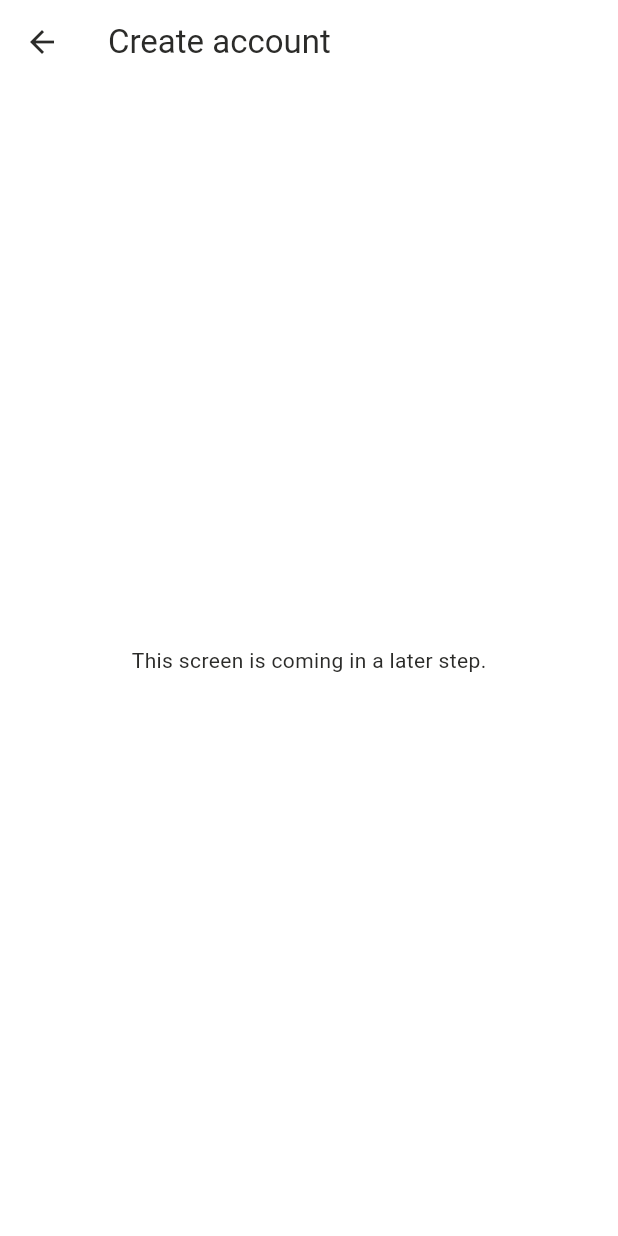
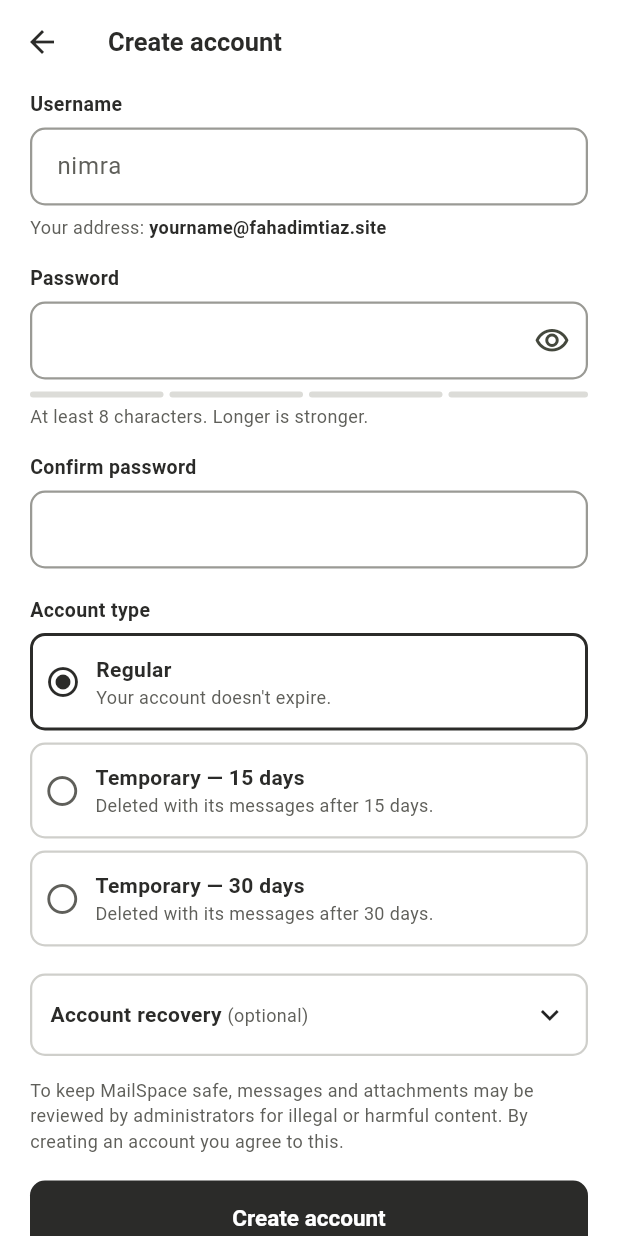
Before and after one commit to fahadimtiaz09/MailSpace, a Flutter app: the screen it shows after launch, after a tap on "Create account", on a phone screen of 412 x 824 dp. Run offline on Flutter 3.47's test engine with Material 3 defaults, Android fonts, the phone set to English and light mode, and no system bars; our stand-ins replace cookie_jar, dio, dio_cookie_manager; network calls fail.

Commit message:
Add Sign up screen

```diff
--- a/mobile/lib/main.dart
+++ b/mobile/lib/main.dart
@@ -7,7 +7,7 @@
 // Routes:
 //   '/'        → A1 Welcome          ✓
 //   '/login'   → A3 Log in           ✓
-//   '/signup'  → A2 Sign up          (next step)
+//   '/signup'  → A2 Sign up          ✓
 //   '/forgot'  → A4 Forgot password  (later)
 //   '/home'    → A5 Inbox            (later — temporary page for now)
 
@@ -16,6 +16,7 @@ import 'package:flutter/material.dart';
 import 'api/api_client.dart';
 import 'models/user.dart';
 import 'screens/login_screen.dart';
+import 'screens/signup_screen.dart';
 import 'screens/welcome_screen.dart';
 import 'theme.dart';
 
@@ -38,7 +39,7 @@ class MailSpaceApp extends StatelessWidget {
       routes: {
         '/welcome': (context) => const WelcomeScreen(),
         '/login': (context) => const LoginScreen(),
-        '/signup': (context) => const _ComingSoon(title: 'Create account'),
+        '/signup': (context) => const SignupScreen(),
         '/forgot': (context) => const _ComingSoon(title: 'Reset password'),
         '/home': (context) => const _LoggedInPage(),
       },
--- /dev/null
+++ b/mobile/lib/screens/signup_screen.dart
@@ -0,0 +1,398 @@
+// signup_screen.dart — wireframe A2 · Sign up
+// Uses the REAL server: ApiClient.instance.signup(...)  →  POST /api/auth/signup
+//
+//   ① Username  → becomes the email address (live preview)
+//   ② Password  → 4-bar strength meter
+//   ③ Account type: Regular / Temporary 15 days / Temporary 30 days
+//   ④ Account recovery (optional, tap to open)
+//   ⑤ Create account → Inbox ('/home')   ·   "Log in" → A3 ('/login')
+
+import 'package:flutter/material.dart';
+
+import '../api/api_client.dart';
+import '../theme.dart';
+
+class SignupScreen extends StatefulWidget {
+  const SignupScreen({super.key});
+
+  @override
+  State<SignupScreen> createState() => _SignupScreenState();
+}
+
+class _SignupScreenState extends State<SignupScreen> {
+  static const mailDomain = 'fahadimtiaz.site';
+
+  final _usernameCtrl = TextEditingController();
+  final _passwordCtrl = TextEditingController();
+  final _confirmCtrl = TextEditingController();
+  final _recoveryEmailCtrl = TextEditingController();
+  final _questionCtrl = TextEditingController();
+  final _answerCtrl = TextEditingController();
+
+  String _accountType = 'regular'; // 'regular' | 'temp15' | 'temp30'
+  bool _hidePassword = true;
+  bool _showRecovery = false;
+  bool _loading = false;
+  String? _error;
+
+  @override
+  void initState() {
+    super.initState();
+    // Redraw while typing: live address preview + strength meter.
+    _usernameCtrl.addListener(() => setState(() {}));
+    _passwordCtrl.addListener(() => setState(() {}));
+  }
+
+  @override
+  void dispose() {
+    for (final c in [_usernameCtrl, _passwordCtrl, _confirmCtrl, _recoveryEmailCtrl, _questionCtrl, _answerCtrl]) {
+      c.dispose();
+    }
+    super.dispose();
+  }
+
+  /// Same rule as the backend: 3–20 chars, a-z 0-9 . _ , no ".." and no dot at the ends.
+  String? _checkUsername(String u) {
+    if (!RegExp(r'^[a-z0-9._]{3,20}$').hasMatch(u) || u.contains('..') || u.startsWith('.') || u.endsWith('.')) {
+      return 'Username must be 3–20 characters: lowercase letters, numbers, dot or underscore.';
+    }
+    return null;
+  }
+
+  /// 0–4 bars.
+  int _strength(String p) {
+    if (p.isEmpty) return 0;
+    var score = 0;
+    if (p.length >= 8) score++;
+    if (p.length >= 12) score++;
+    if (RegExp(r'[a-zA-Z]').hasMatch(p) && RegExp(r'\d').hasMatch(p)) score++;
+    if (RegExp(r'[A-Z]').hasMatch(p) || RegExp(r'[^a-zA-Z0-9]').hasMatch(p)) score++;
+    return score.clamp(1, 4);
+  }
+
+  Future<void> _submit() async {
+    FocusScope.of(context).unfocus();
+
+    final username = _usernameCtrl.text.trim().toLowerCase();
+    final password = _passwordCtrl.text;
+
+    // Check on the phone first, so the user gets a quick answer.
+    final usernameProblem = _checkUsername(username);
+    String? problem;
+    if (usernameProblem != null) {
+      problem = usernameProblem;
+    } else if (password.length < 8 || password.length > 128) {
+      problem = 'Password must be between 8 and 128 characters.';
+    } else if (password != _confirmCtrl.text) {
+      problem = 'The two passwords don\'t match.';
+    } else if ((_questionCtrl.text.trim().isEmpty) != (_answerCtrl.text.trim().isEmpty)) {
+      problem = 'For the security question, fill in both the question and an answer.';
+    }
+    if (problem != null) {
+      setState(() => _error = problem);
+      return;
+    }
+
+    setState(() {
+      _loading = true;
+      _error = null;
+    });
+
+    try {
+      await ApiClient.instance.signup(
+        username: username,
+        password: password,
+        accountType: _accountType,
+        recoveryEmail: _recoveryEmailCtrl.text.trim(),
+        securityQuestion: _questionCtrl.text.trim(),
+        securityAnswer: _answerCtrl.text.trim(),
+      );
+      if (!mounted) return;
+      Navigator.pushNamedAndRemoveUntil(context, '/home', (route) => false);
+    } on ApiException catch (e) {
+      setState(() => _error = e.message); // e.g. "That username is already taken."
+    } finally {
+      if (mounted) setState(() => _loading = false);
+    }
+  }
+
+  @override
+  Widget build(BuildContext context) {
+    final typed = _usernameCtrl.text.trim().toLowerCase();
+    final preview = '${typed.isEmpty ? 'yourname' : typed}@$mailDomain';
+    final bars = _strength(_passwordCtrl.text);
+
+    return Scaffold(
+      appBar: AppBar(
+        title: const Text('Create account', style: TextStyle(fontSize: 17, fontWeight: FontWeight.w700)),
+      ),
+      body: SafeArea(
+        child: ListView(
+          padding: const EdgeInsets.fromLTRB(20, 4, 20, 28),
+          children: [
+            // Error box
+            if (_error != null) ...[
+              Container(
+                padding: const EdgeInsets.symmetric(horizontal: 12, vertical: 10),
+                decoration: BoxDecoration(
+                  color: const Color(0xFFFDF1F0),
+                  border: Border.all(color: AppColors.error, width: 1.5),
+                  borderRadius: BorderRadius.circular(10),
+                ),
+                child: Text(_error!, style: const TextStyle(color: AppColors.error, fontSize: 14)),
+              ),
+              const SizedBox(height: 14),
+            ],
+
+            // ① Username + live address preview
+            const _Label('Username'),
+            TextField(
+              controller: _usernameCtrl,
+              autocorrect: false,
+              enableSuggestions: false,
+              textInputAction: TextInputAction.next,
+              decoration: const InputDecoration(hintText: 'nimra'),
+            ),
+            const SizedBox(height: 6),
+            Text.rich(
+              TextSpan(children: [
+                const TextSpan(text: 'Your address: '),
+                TextSpan(text: preview, style: const TextStyle(fontWeight: FontWeight.w700, color: AppColors.ink)),
+              ]),
+              style: const TextStyle(fontSize: 12, color: AppColors.muted),
+            ),
+            const SizedBox(height: 16),
+
+            // ② Password + strength meter
+            const _Label('Password'),
+            TextField(
+              controller: _passwordCtrl,
+              obscureText: _hidePassword,
+              textInputAction: TextInputAction.next,
+              decoration: InputDecoration(
+                suffixIcon: IconButton(
+                  tooltip: _hidePassword ? 'Show password' : 'Hide password',
+                  icon: Icon(_hidePassword ? Icons.visibility_outlined : Icons.visibility_off_outlined),
+                  onPressed: () => setState(() => _hidePassword = !_hidePassword),
+                ),
+              ),
+            ),
+            const SizedBox(height: 8),
+            Row(
+              children: List.generate(4, (i) {
+                return Expanded(
+                  child: Container(
+                    height: 4,
+                    margin: EdgeInsets.only(right: i < 3 ? 4 : 0),
+                    decoration: BoxDecoration(
+                      color: i < bars ? AppColors.ink : const Color(0xFFDCDCD8),
+                      borderRadius: BorderRadius.circular(2),
+                    ),
+                  ),
+                );
+              }),
+            ),
+            const SizedBox(height: 4),
+            const Text('At least 8 characters. Longer is stronger.',
+                style: TextStyle(fontSize: 12, color: AppColors.muted)),
+            const SizedBox(height: 16),
+
+            const _Label('Confirm password'),
+            TextField(
+              controller: _confirmCtrl,
+              obscureText: _hidePassword,
+              textInputAction: TextInputAction.done,
+            ),
+            const SizedBox(height: 18),
+
+            // ③ Account type
+            const _Label('Account type'),
+            _AccountTypeOption(
+              title: 'Regular',
+              subtitle: 'Your account doesn\'t expire.',
+              value: 'regular',
+              selected: _accountType,
+              onTap: (v) => setState(() => _accountType = v),
+            ),
+            _AccountTypeOption(
+              title: 'Temporary — 15 days',
+              subtitle: 'Deleted with its messages after 15 days.',
+              value: 'temp15',
+              selected: _accountType,
+              onTap: (v) => setState(() => _accountType = v),
+            ),
+            _AccountTypeOption(
+              title: 'Temporary — 30 days',
+              subtitle: 'Deleted with its messages after 30 days.',
+              value: 'temp30',
+              selected: _accountType,
+              onTap: (v) => setState(() => _accountType = v),
+            ),
+            const SizedBox(height: 10),
+
+            // ④ Account recovery (tap to open / close)
+            Container(
+              decoration: BoxDecoration(
+                border: Border.all(color: AppColors.border, width: 1.5),
+                borderRadius: BorderRadius.circular(10),
+              ),
+              child: Column(
+                children: [
+                  InkWell(
+                    borderRadius: BorderRadius.circular(10),
+                    onTap: () => setState(() => _showRecovery = !_showRecovery),
+                    child: Padding(
+                      padding: const EdgeInsets.symmetric(horizontal: 12, vertical: 14),
+                      child: Row(
+                        children: [
+                          const Text('Account recovery ', style: TextStyle(fontWeight: FontWeight.w700)),
+                          const Text('(optional)', style: TextStyle(fontSize: 12, color: AppColors.muted)),
+                          const Spacer(),
+                          Icon(_showRecovery ? Icons.expand_less : Icons.expand_more),
+                        ],
+                      ),
+                    ),
+                  ),
+                  if (_showRecovery)
+                    Padding(
+                      padding: const EdgeInsets.fromLTRB(12, 0, 12, 14),
+                      child: Column(
+                        crossAxisAlignment: CrossAxisAlignment.start,
+                        children: [
+                          const Text(
+                            'If you forget your password, these help you get back in. '
+                            'You can add them later in Settings.',
+                            style: TextStyle(fontSize: 12, color: AppColors.muted),
+                          ),
+                          const SizedBox(height: 12),
+                          const _Label('Recovery email'),
+                          TextField(
+                            controller: _recoveryEmailCtrl,
+                            keyboardType: TextInputType.emailAddress,
+                            autocorrect: false,
+                            decoration: const InputDecoration(hintText: 'you@gmail.com'),
+                          ),
+                          const SizedBox(height: 12),
+                          const _Label('Security question'),
+                          TextField(
+                            controller: _questionCtrl,
+                            decoration: const InputDecoration(hintText: 'e.g. What was your first school?'),
+                          ),
+                          const SizedBox(height: 12),
+                          const _Label('Answer'),
+                          TextField(
+                            controller: _answerCtrl,
+                            decoration: const InputDecoration(hintText: 'Something only you know'),
+                          ),
+                        ],
+                      ),
+                    ),
+                ],
+              ),
+            ),
+            const SizedBox(height: 14),
+
+            const Text(
+              'To keep MailSpace safe, messages and attachments may be reviewed by administrators '
+              'for illegal or harmful content. By creating an account you agree to this.',
+              style: TextStyle(fontSize: 12, height: 1.4, color: AppColors.muted),
+            ),
+            const SizedBox(height: 18),
+
+            // ⑤ Create account
+            FilledButton(
+              onPressed: _loading ? null : _submit,
+              child: _loading
+                  ? const SizedBox(
+                      width: 22,
+                      height: 22,
+                      child: CircularProgressIndicator(strokeWidth: 2.5, color: Colors.white),
+                    )
+                  : const Text('Create account'),
+            ),
+            const SizedBox(height: 16),
+            Row(
+              mainAxisAlignment: MainAxisAlignment.center,
+              children: [
+                const Text('Have an account? ', style: TextStyle(fontSize: 14)),
+                TextButton(
+                  onPressed: () => Navigator.pushReplacementNamed(context, '/login'),
+                  style: TextButton.styleFrom(padding: EdgeInsets.zero, minimumSize: const Size(0, 44)),
+                  child: const Text('Log in'),
+                ),
+              ],
+            ),
+          ],
+        ),
+      ),
+    );
+  }
+}
+
+/// One tappable account-type card. Selected card gets a thick dark border.
+class _AccountTypeOption extends StatelessWidget {
+  final String title;
+  final String subtitle;
+  final String value;
+  final String selected;
+  final ValueChanged<String> onTap;
+
+  const _AccountTypeOption({
+    required this.title,
+    required this.subtitle,
+    required this.value,
+    required this.selected,
+    required this.onTap,
+  });
+
+  @override
+  Widget build(BuildContext context) {
+    final isOn = value == selected;
+    return Padding(
+      padding: const EdgeInsets.only(bottom: 8),
+      child: InkWell(
+        borderRadius: BorderRadius.circular(10),
+        onTap: () => onTap(value),
+        child: Container(
+          padding: const EdgeInsets.symmetric(horizontal: 8, vertical: 4),
+          decoration: BoxDecoration(
+            border: Border.all(color: isOn ? AppColors.ink : AppColors.border, width: isOn ? 2 : 1.5),
+            borderRadius: BorderRadius.circular(10),
+          ),
+          child: Row(
+            children: [
+              Icon(
+                isOn ? Icons.radio_button_checked : Icons.radio_button_unchecked,
+                color: isOn ? AppColors.ink : AppColors.muted,
+              ),
+              const SizedBox(width: 10),
+              Expanded(
+                child: Padding(
+                  padding: const EdgeInsets.symmetric(vertical: 8),
+                  child: Column(
+                    crossAxisAlignment: CrossAxisAlignment.start,
+                    children: [
+                      Text(title, style: const TextStyle(fontWeight: FontWeight.w700)),
+                      Text(subtitle, style: const TextStyle(fontSize: 12, color: AppColors.muted)),
+                    ],
+                  ),
+                ),
+              ),
+            ],
+          ),
+        ),
+      ),
+    );
+  }
+}
+
+class _Label extends StatelessWidget {
+  final String text;
+  const _Label(this.text);
+
+  @override
+  Widget build(BuildContext context) => Padding(
+        padding: const EdgeInsets.only(bottom: 6),
+        child: Text(text, style: const TextStyle(fontSize: 13, fontWeight: FontWeight.w600)),
+      );
+}
```
